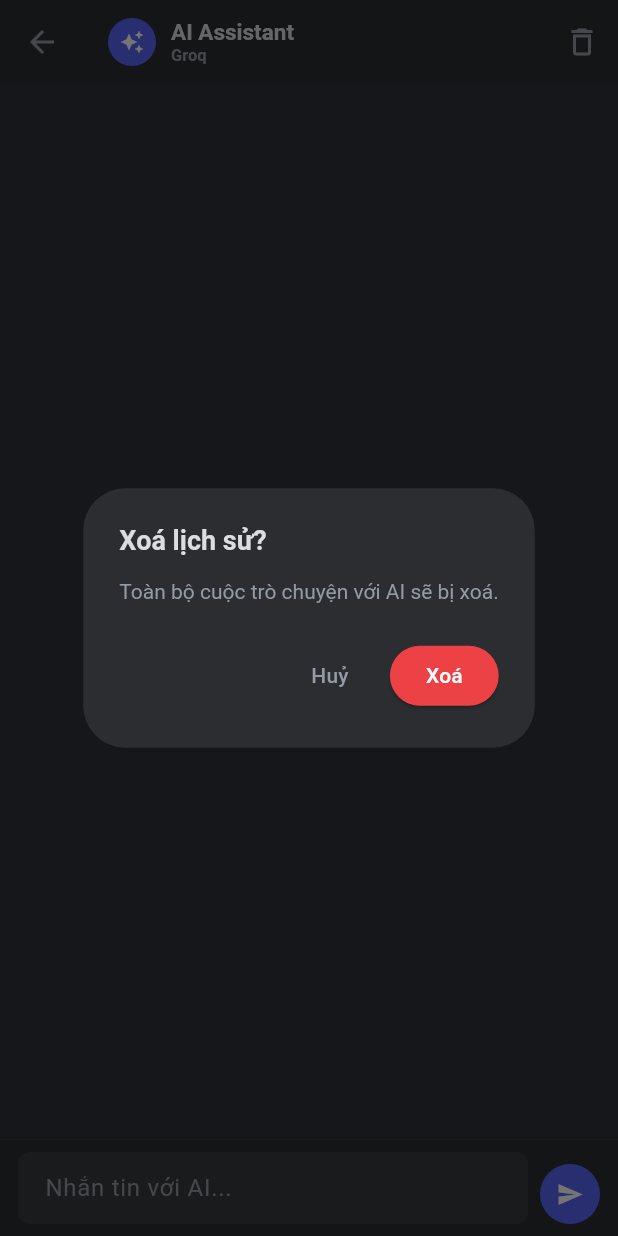
After one commit to baongocdz/Ziscord, a Flutter app: the AiChatPage screen opened directly, after a tap on the "delete outline" icon, on a phone screen of 412 x 824 dp. The commit adds this screen. Run offline on Flutter 3.47's test engine with Material 3 defaults, Android fonts, the phone set to English and light mode, and no system bars; our stand-ins replace cloud_firestore, firebase_auth, firebase_core, image_picker, permission_handler, shared_preferences; missing offline and left inert: agora_rtc_engine; accounts and stored records are empty.

Commit message:
done part1: AI chat (Groq), live avatar updates, theme picker simplify
- Add AI assistant chat tab via Groq (key via --dart-define)
- DM page subscribes to live user stream; tapping avatar opens profile sheet
- Simplify theme picker to colored swatches; rename label to THEME

```diff
--- /dev/null
+++ b/lib/data/services/ai_service.dart
@@ -0,0 +1,67 @@
+import 'dart:convert';
+
+import 'package:http/http.dart' as http;
+
+class AiMessage {
+  final String role; // 'user' | 'assistant'
+  final String text;
+
+  AiMessage({required this.role, required this.text});
+
+  Map<String, dynamic> toMap() => {'role': role, 'text': text};
+
+  factory AiMessage.fromMap(Map<String, dynamic> m) =>
+      AiMessage(role: m['role'] ?? 'user', text: m['text'] ?? '');
+}
+
+class AiService {
+  static const String _apiKey =
+      String.fromEnvironment('GROQ_API_KEY', defaultValue: '');
+  static const String _model = 'llama-3.3-70b-versatile';
+  static const String _endpoint =
+      'https://api.groq.com/openai/v1/chat/completions';
+
+  static const String _systemPrompt =
+      'Bạn là một trợ lý AI thân thiện trong app chat Ziscord. '
+      'Trả lời ngắn gọn, hữu ích, bằng tiếng Việt trừ khi người dùng dùng ngôn ngữ khác.';
+
+  static bool get hasKey => _apiKey.isNotEmpty;
+
+  Future<String> sendMessage(List<AiMessage> history) async {
+    if (_apiKey.isEmpty) {
+      throw Exception(
+          'Thiếu GROQ_API_KEY. Chạy app với --dart-define=GROQ_API_KEY=gsk_... (xem README).');
+    }
+
+    final messages = <Map<String, dynamic>>[
+      {'role': 'system', 'content': _systemPrompt},
+      ...history.map((m) => {
+            'role': m.role == 'model' ? 'assistant' : m.role,
+            'content': m.text,
+          }),
+    ];
+
+    final response = await http.post(
+      Uri.parse(_endpoint),
+      headers: {
+        'Content-Type': 'application/json',
+        'Authorization': 'Bearer $_apiKey',
+      },
+      body: jsonEncode({
+        'model': _model,
+        'messages': messages,
+      }),
+    );
+
+    if (response.statusCode != 200) {
+      throw Exception('AI lỗi (${response.statusCode}): ${response.body}');
+    }
+
+    final data = jsonDecode(utf8.decode(response.bodyBytes));
+    final choices = data['choices'] as List?;
+    if (choices == null || choices.isEmpty) {
+      throw Exception('AI không trả lời');
+    }
+    return (choices.first['message']?['content'] as String?) ?? '';
+  }
+}
--- /dev/null
+++ b/lib/features/ai/ai_chat_page.dart
@@ -0,0 +1,362 @@
+import 'dart:convert';
+
+import 'package:flutter/material.dart';
+import 'package:shared_preferences/shared_preferences.dart';
+
+import '../../core/constants/app_colors.dart';
+import '../../data/services/ai_service.dart';
+
+class AiChatPage extends StatefulWidget {
+  const AiChatPage({super.key});
+
+  @override
+  State<AiChatPage> createState() => _AiChatPageState();
+}
+
+class _AiChatPageState extends State<AiChatPage> {
+  static const _storageKey = 'ai_chat_history_v1';
+
+  final _controller = TextEditingController();
+  final _scrollController = ScrollController();
+  final _ai = AiService();
+  final List<AiMessage> _messages = [];
+  bool _isSending = false;
+  bool _loaded = false;
+
+  @override
+  void initState() {
+    super.initState();
+    _loadHistory();
+  }
+
+  @override
+  void dispose() {
+    _controller.dispose();
+    _scrollController.dispose();
+    super.dispose();
+  }
+
+  Future<void> _loadHistory() async {
+    final prefs = await SharedPreferences.getInstance();
+    final raw = prefs.getString(_storageKey);
+    if (raw != null) {
+      try {
+        final list = (jsonDecode(raw) as List)
+            .map((e) => AiMessage.fromMap(e as Map<String, dynamic>))
+            .toList();
+        _messages.addAll(list);
+      } catch (_) {}
+    }
+    if (!mounted) return;
+    setState(() => _loaded = true);
+    _scrollToBottom();
+  }
+
+  Future<void> _saveHistory() async {
+    final prefs = await SharedPreferences.getInstance();
+    await prefs.setString(
+      _storageKey,
+      jsonEncode(_messages.map((m) => m.toMap()).toList()),
+    );
+  }
+
+  void _scrollToBottom() {
+    WidgetsBinding.instance.addPostFrameCallback((_) {
+      if (_scrollController.hasClients) {
+        _scrollController.animateTo(
+          _scrollController.position.maxScrollExtent,
+          duration: const Duration(milliseconds: 200),
+          curve: Curves.easeOut,
+        );
+      }
+    });
+  }
+
+  Future<void> _send() async {
+    final text = _controller.text.trim();
+    if (text.isEmpty || _isSending) return;
+
+    setState(() {
+      _messages.add(AiMessage(role: 'user', text: text));
+      _isSending = true;
+    });
+    _controller.clear();
+    _scrollToBottom();
+
+    try {
+      final reply = await _ai.sendMessage(_messages);
+      setState(() {
+        _messages.add(AiMessage(role: 'model', text: reply));
+      });
+    } catch (e) {
+      setState(() {
+        _messages.add(AiMessage(role: 'model', text: 'Lỗi: $e'));
+      });
+    } finally {
+      if (mounted) setState(() => _isSending = false);
+      await _saveHistory();
+      _scrollToBottom();
+    }
+  }
+
+  Future<void> _clearHistory() async {
+    final ok = await showDialog<bool>(
+      context: context,
+      builder: (ctx) => AlertDialog(
+        backgroundColor: AppColors.channelSidebar,
+        title: Text('Xoá lịch sử?',
+            style: TextStyle(color: AppColors.textPrimary)),
+        content: Text(
+          'Toàn bộ cuộc trò chuyện với AI sẽ bị xoá.',
+          style: TextStyle(color: AppColors.textMuted),
+        ),
+        actions: [
+          TextButton(
+            onPressed: () => Navigator.pop(ctx, false),
+            child:
+                Text('Huỷ', style: TextStyle(color: AppColors.textMuted)),
+          ),
+          ElevatedButton(
+            style: ElevatedButton.styleFrom(
+              backgroundColor: AppColors.danger,
+              foregroundColor: Colors.white,
+            ),
+            onPressed: () => Navigator.pop(ctx, true),
+            child: const Text('Xoá'),
+          ),
+        ],
+      ),
+    );
+    if (ok != true) return;
+    setState(() => _messages.clear());
+    await _saveHistory();
+  }
+
+  @override
+  Widget build(BuildContext context) {
+    return Scaffold(
+      backgroundColor: AppColors.background,
+      appBar: AppBar(
+        backgroundColor: AppColors.channelSidebar,
+        elevation: 0,
+        title: Row(
+          children: [
+            CircleAvatar(
+              radius: 16,
+              backgroundColor: AppColors.accent,
+              child: const Icon(Icons.auto_awesome,
+                  color: Colors.white, size: 16),
+            ),
+            const SizedBox(width: 10),
+            Column(
+              crossAxisAlignment: CrossAxisAlignment.start,
+              mainAxisSize: MainAxisSize.min,
+              children: [
+                Text('AI Assistant',
+                    style: TextStyle(
+                        color: AppColors.textPrimary,
+                        fontSize: 15,
+                        fontWeight: FontWeight.w700)),
+                Text('Groq',
+                    style: TextStyle(
+                        color: AppColors.textMuted, fontSize: 11)),
+              ],
+            ),
+          ],
+        ),
+        actions: [
+          IconButton(
+            tooltip: 'Xoá lịch sử',
+            icon: Icon(Icons.delete_outline, color: AppColors.textMuted),
+            onPressed: _clearHistory,
+          ),
+        ],
+      ),
+      body: Column(
+        children: [
+          Expanded(
+            child: !_loaded
+                ? Center(
+                    child: CircularProgressIndicator(color: AppColors.accent),
+                  )
+                : _messages.isEmpty
+                    ? _buildEmpty()
+                    : ListView.builder(
+                        controller: _scrollController,
+                        padding: const EdgeInsets.symmetric(
+                            vertical: 12, horizontal: 12),
+                        itemCount: _messages.length + (_isSending ? 1 : 0),
+                        itemBuilder: (context, i) {
+                          if (_isSending && i == _messages.length) {
+                            return const _TypingBubble();
+                          }
+                          return _MessageBubble(message: _messages[i]);
+                        },
+                      ),
+          ),
+          _buildInput(),
+        ],
+      ),
+    );
+  }
+
+  Widget _buildEmpty() {
+    return Center(
+      child: Column(
+        mainAxisSize: MainAxisSize.min,
+        children: [
+          Icon(Icons.auto_awesome, color: AppColors.accent, size: 56),
+          const SizedBox(height: 12),
+          Text('Trò chuyện với AI',
+              style: TextStyle(
+                  color: AppColors.textPrimary,
+                  fontSize: 18,
+                  fontWeight: FontWeight.w700)),
+          const SizedBox(height: 6),
+          Padding(
+            padding: const EdgeInsets.symmetric(horizontal: 32),
+            child: Text(
+              'Hỏi bất cứ điều gì — AI sẽ trả lời.',
+              textAlign: TextAlign.center,
+              style: TextStyle(color: AppColors.textMuted, fontSize: 13),
+            ),
+          ),
+        ],
+      ),
+    );
+  }
+
+  Widget _buildInput() {
+    return Container(
+      padding: EdgeInsets.fromLTRB(
+          12, 8, 12, MediaQuery.of(context).viewInsets.bottom + 8),
+      decoration: BoxDecoration(
+        color: AppColors.channelSidebar,
+        border: Border(top: BorderSide(color: AppColors.divider, width: 0.5)),
+      ),
+      child: Row(
+        crossAxisAlignment: CrossAxisAlignment.end,
+        children: [
+          Expanded(
+            child: TextField(
+              controller: _controller,
+              style: TextStyle(color: AppColors.textPrimary),
+              minLines: 1,
+              maxLines: 5,
+              textInputAction: TextInputAction.send,
+              onSubmitted: (_) => _send(),
+              decoration: InputDecoration(
+                hintText: 'Nhắn tin với AI...',
+                hintStyle: TextStyle(color: AppColors.textMuted),
+                filled: true,
+                fillColor: AppColors.inputBg,
+                contentPadding: const EdgeInsets.symmetric(
+                    horizontal: 14, vertical: 10),
+                border: OutlineInputBorder(
+                  borderRadius: BorderRadius.circular(20),
+                  borderSide: BorderSide.none,
+                ),
+              ),
+            ),
+          ),
+          const SizedBox(width: 8),
+          Material(
+            color: _isSending ? AppColors.textMuted : AppColors.accent,
+            shape: const CircleBorder(),
+            child: InkWell(
+              customBorder: const CircleBorder(),
+              onTap: _isSending ? null : _send,
+              child: const SizedBox(
+                width: 40,
+                height: 40,
+                child: Icon(Icons.send, color: Colors.white, size: 18),
+              ),
+            ),
+          ),
+        ],
+      ),
+    );
+  }
+}
+
+class _MessageBubble extends StatelessWidget {
+  final AiMessage message;
+  const _MessageBubble({required this.message});
+
+  @override
+  Widget build(BuildContext context) {
+    final isUser = message.role == 'user';
+    return Padding(
+      padding: const EdgeInsets.symmetric(vertical: 4),
+      child: Row(
+        mainAxisAlignment:
+            isUser ? MainAxisAlignment.end : MainAxisAlignment.start,
+        crossAxisAlignment: CrossAxisAlignment.start,
+        children: [
+          if (!isUser) ...[
+            CircleAvatar(
+              radius: 14,
+              backgroundColor: AppColors.accent,
+              child: const Icon(Icons.auto_awesome,
+                  color: Colors.white, size: 14),
+            ),
+            const SizedBox(width: 8),
+          ],
+          Flexible(
+            child: Container(
+              padding:
+                  const EdgeInsets.symmetric(horizontal: 14, vertical: 10),
+              decoration: BoxDecoration(
+                color:
+                    isUser ? AppColors.messageSelf : AppColors.messageOther,
+                borderRadius: BorderRadius.circular(14),
+              ),
+              child: SelectableText(
+                message.text,
+                style: TextStyle(
+                    color: AppColors.textPrimary, fontSize: 14, height: 1.35),
+              ),
+            ),
+          ),
+        ],
+      ),
+    );
+  }
+}
+
+class _TypingBubble extends StatelessWidget {
+  const _TypingBubble();
+
+  @override
+  Widget build(BuildContext context) {
+    return Padding(
+      padding: const EdgeInsets.symmetric(vertical: 4),
+      child: Row(
+        children: [
+          CircleAvatar(
+            radius: 14,
+            backgroundColor: AppColors.accent,
+            child: const Icon(Icons.auto_awesome,
+                color: Colors.white, size: 14),
+          ),
+          const SizedBox(width: 8),
+          Container(
+            padding:
+                const EdgeInsets.symmetric(horizontal: 14, vertical: 10),
+            decoration: BoxDecoration(
+              color: AppColors.messageOther,
+              borderRadius: BorderRadius.circular(14),
+            ),
+            child: Text(
+              'Đang trả lời...',
+              style: TextStyle(
+                  color: AppColors.textMuted,
+                  fontSize: 13,
+                  fontStyle: FontStyle.italic),
+            ),
+          ),
+        ],
+      ),
+    );
+  }
+}
```
Also changed, not shown: lib/data/services/user_service.dart (+7 -0 lines), lib/features/chat/chat_page.dart (+101 -21 lines), lib/features/chat/dm_chat_page.dart (+21 -1 lines), lib/features/profile/profile_page.dart (+5 -35 lines), 1 other file.
